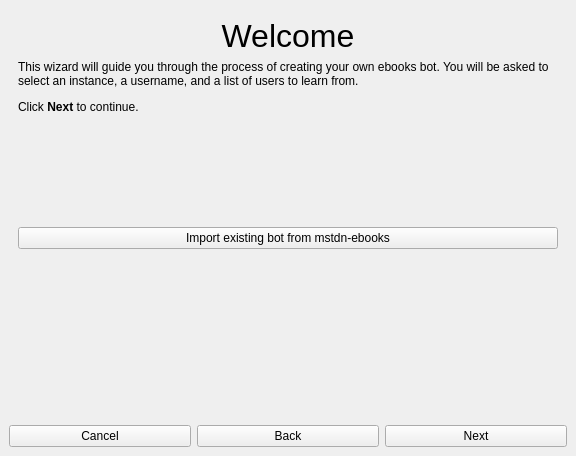
Old version of the form gui/wzd_createbot.ui in the repository Lynnesbian/OldFediBooks.
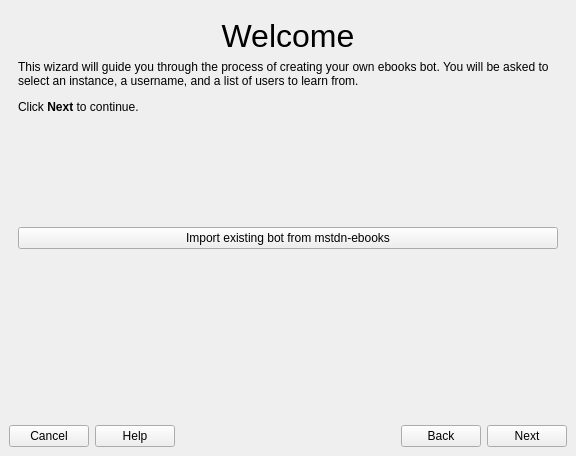
New version of the form. Icons and pictures are not drawn.

Commit message: added a help button to the bot creation wizard

```diff
--- a/gui/wzd_createbot.ui
+++ b/gui/wzd_createbot.ui
@@ -812,6 +812,29 @@
           </property>
          </widget>
         </item>
+        <item>
+         <widget class="QPushButton" name="pushButton_13">
+          <property name="text">
+           <string>Help</string>
+          </property>
+          <property name="icon">
+           <iconset theme="help"/>
+          </property>
+         </widget>
+        </item>
+        <item>
+         <spacer name="horizontalSpacer_3">
+          <property name="orientation">
+           <enum>Qt::Horizontal</enum>
+          </property>
+          <property name="sizeHint" stdset="0">
+           <size>
+            <width>40</width>
+            <height>20</height>
+           </size>
+          </property>
+         </spacer>
+        </item>
         <item>
          <widget class="QPushButton" name="pushButton_3">
           <property name="text">
```
